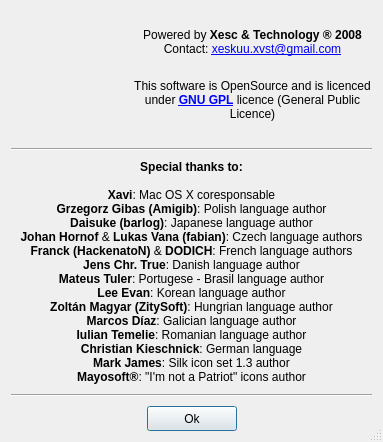
Above: ui/credits.ui from ckorn/xvst before the change. Below: the same form after it.
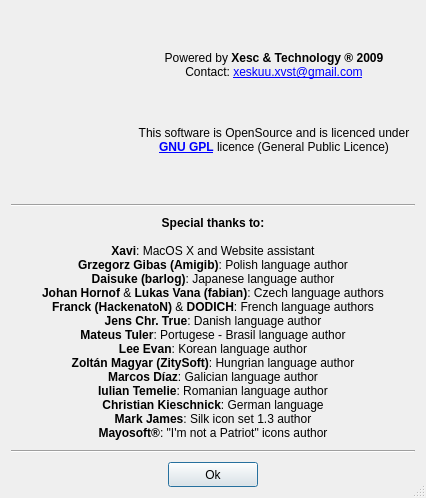
That is the form after the change. Icons and pictures are not drawn.

What changed in the file:
```diff
--- a/ui/credits.ui
+++ b/ui/credits.ui
@@ -6,8 +6,8 @@
    <rect>
     <x>0</x>
     <y>0</y>
-    <width>383</width>
-    <height>442</height>
+    <width>426</width>
+    <height>498</height>
    </rect>
   </property>
   <property name="windowTitle">
@@ -53,7 +53,7 @@
        <item>
         <widget class="QLabel" name="label_2">
          <property name="text">
-          <string notr="true">Powered by &lt;b&gt;Xesc &amp;amp; Technology &amp;reg; 2008&lt;/b&gt;&lt;br&gt;Contact: &lt;a href=&quot;mailto:xeskuu.xvst@gmail.com&quot;&gt;xeskuu.xvst@gmail.com&lt;/a&gt;</string>
+          <string notr="true">Powered by &lt;b&gt;Xesc &amp;amp; Technology &amp;reg; 2009&lt;/b&gt;&lt;br&gt;Contact: &lt;a href=&quot;mailto:xeskuu.xvst@gmail.com&quot;&gt;xeskuu.xvst@gmail.com&lt;/a&gt;</string>
          </property>
          <property name="alignment">
           <set>Qt::AlignCenter</set>
@@ -125,7 +125,7 @@
    <item row="2" column="0" colspan="3">
     <widget class="QLabel" name="label_5">
      <property name="text">
-      <string notr="true">&lt;b&gt;Special thanks to:&lt;/b&gt;&lt;br&gt;&lt;br&gt;&lt;b&gt;Xavi&lt;/b&gt;: Mac OS X coresponsable&lt;br&gt;&lt;b&gt;Grzegorz Gibas (Amigib)&lt;/b&gt;: Polish language author&lt;br&gt;&lt;b&gt;Daisuke (barlog)&lt;/b&gt;: Japanese language author&lt;br&gt;&lt;b&gt;Johan Hornof&lt;/b&gt;  &amp;amp; &lt;b&gt;Lukas Vana (fabian)&lt;/b&gt;: Czech language authors&lt;br&gt;&lt;b&gt;Franck (HackenatoN)&lt;/b&gt;  &amp;amp; &lt;b&gt;DODICH&lt;/b&gt;: French language authors&lt;br&gt;&lt;b&gt;Jens Chr. True&lt;/b&gt;: Danish language author&lt;br&gt;&lt;b&gt;Mateus Tuler&lt;/b&gt;: Portugese - Brasil language author&lt;br&gt;&lt;b&gt;Lee Evan&lt;/b&gt;: Korean language author&lt;br&gt;&lt;b&gt;Zoltán Magyar (ZitySoft)&lt;/b&gt;: Hungrian language author&lt;br&gt;&lt;b&gt;Marcos Díaz&lt;/b&gt;: Galician language author&lt;br&gt;&lt;b&gt;Iulian Temelie&lt;/b&gt;: Romanian language author&lt;br&gt;&lt;b&gt;Christian Kieschnick&lt;/b&gt;: German language&lt;br&gt;&lt;b&gt;Mark James&lt;/b&gt;: Silk icon set 1.3 author&lt;br&gt;&lt;b&gt;Mayosoft®&lt;/b&gt;: &quot;I'm not a Patriot&quot; icons author</string>
+      <string notr="true">&lt;b&gt;Special thanks to:&lt;/b&gt;&lt;br&gt;&lt;br&gt;&lt;b&gt;Xavi&lt;/b&gt;: MacOS X and Website assistant&lt;br&gt;&lt;b&gt;Grzegorz Gibas (Amigib)&lt;/b&gt;: Polish language author&lt;br&gt;&lt;b&gt;Daisuke (barlog)&lt;/b&gt;: Japanese language author&lt;br&gt;&lt;b&gt;Johan Hornof&lt;/b&gt;  &amp;amp; &lt;b&gt;Lukas Vana (fabian)&lt;/b&gt;: Czech language authors&lt;br&gt;&lt;b&gt;Franck (HackenatoN)&lt;/b&gt;  &amp;amp; &lt;b&gt;DODICH&lt;/b&gt;: French language authors&lt;br&gt;&lt;b&gt;Jens Chr. True&lt;/b&gt;: Danish language author&lt;br&gt;&lt;b&gt;Mateus Tuler&lt;/b&gt;: Portugese - Brasil language author&lt;br&gt;&lt;b&gt;Lee Evan&lt;/b&gt;: Korean language author&lt;br&gt;&lt;b&gt;Zoltán Magyar (ZitySoft)&lt;/b&gt;: Hungrian language author&lt;br&gt;&lt;b&gt;Marcos Díaz&lt;/b&gt;: Galician language author&lt;br&gt;&lt;b&gt;Iulian Temelie&lt;/b&gt;: Romanian language author&lt;br&gt;&lt;b&gt;Christian Kieschnick&lt;/b&gt;: German language&lt;br&gt;&lt;b&gt;Mark James&lt;/b&gt;: Silk icon set 1.3 author&lt;br&gt;&lt;b&gt;Mayosoft®&lt;/b&gt;: &quot;I'm not a Patriot&quot; icons author</string>
      </property>
      <property name="alignment">
       <set>Qt::AlignCenter</set>
```
Left out of the diff: 3 changed lines with no effect on the pictures.
